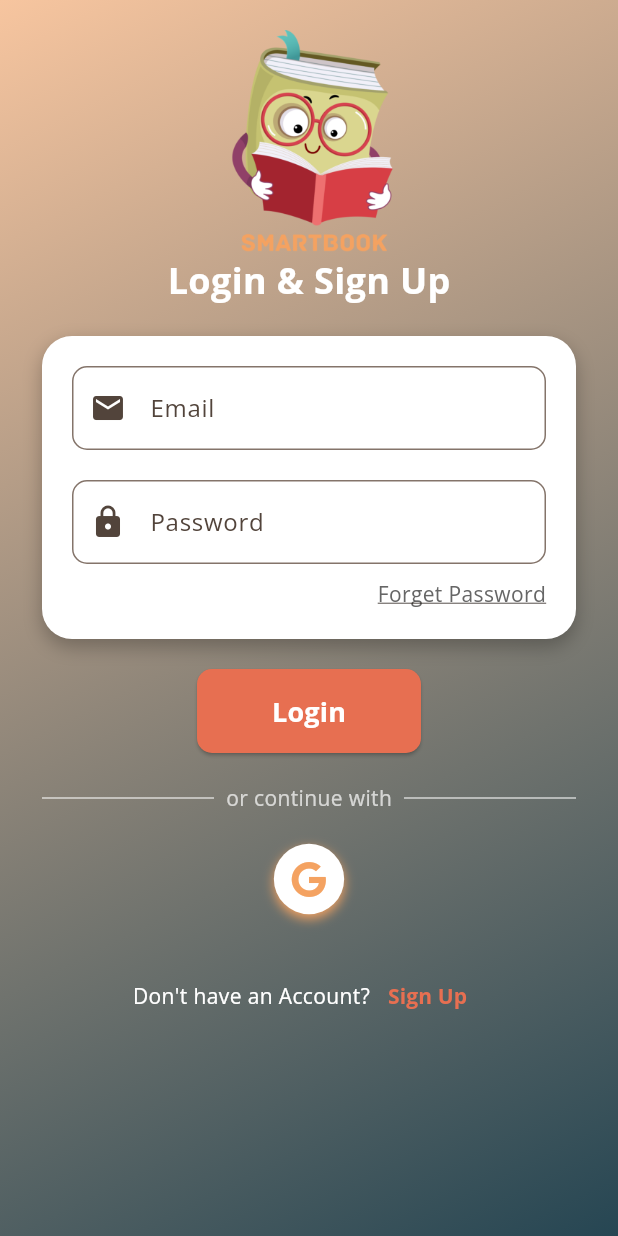
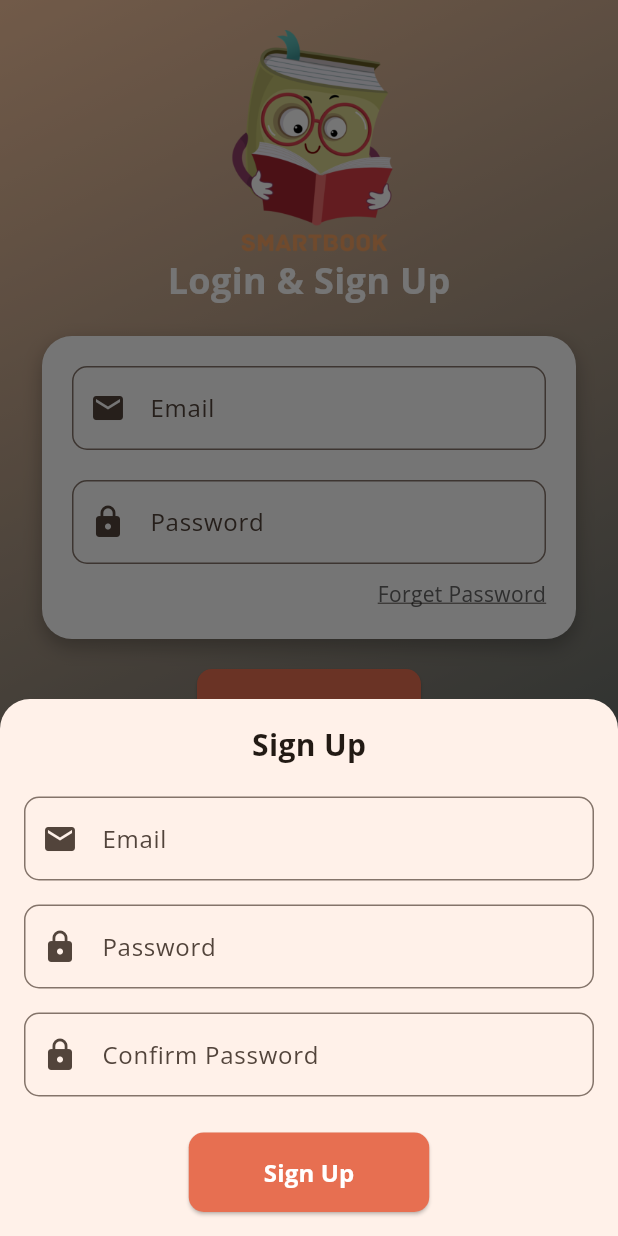
Before and after one commit to KaozhiChen/book_review_app, a Flutter app: the LoginPage screen opened by its route, after a tap on "Sign Up", on a phone screen of 412 x 824 dp. Run offline on Flutter 3.47's test engine with Material 3 defaults, Android fonts, the light colour scheme and no system bars; our stand-ins replace font_awesome_flutter, go_router, video_player.

Commit message:
implement the layout of sign up bottom sheet

```diff
--- a/lib/pages/login_page.dart
+++ b/lib/pages/login_page.dart
@@ -1,6 +1,8 @@
 import 'package:book_review_app/theme/colors.dart';
 import 'package:flutter/material.dart';
 import 'package:font_awesome_flutter/font_awesome_flutter.dart';
+
+import 'sign_up_page.dart';
 
 class LoginPage extends StatefulWidget {
   const LoginPage({super.key});
@@ -10,6 +12,20 @@ class LoginPage extends StatefulWidget {
 }
 
 class _LoginPageState extends State<LoginPage> {
+  // display sign up page
+  void _showSignUpBottomSheet(BuildContext context) {
+    showModalBottomSheet(
+      context: context,
+      isScrollControlled: true,
+      shape: const RoundedRectangleBorder(
+        borderRadius: BorderRadius.vertical(top: Radius.circular(20)),
+      ),
+      builder: (BuildContext context) {
+        return const SignUpPage();
+      },
+    );
+  }
+
   @override
   Widget build(BuildContext context) {
     return Scaffold(
@@ -199,7 +215,7 @@ class _LoginPageState extends State<LoginPage> {
                       ),
                       TextButton(
                         onPressed: () {
-                          // todo
+                          _showSignUpBottomSheet(context);
                         },
                         child: const Text(
                           'Sign Up',
--- /dev/null
+++ b/lib/pages/sign_up_page.dart
@@ -0,0 +1,93 @@
+import 'package:book_review_app/theme/colors.dart';
+import 'package:flutter/material.dart';
+
+class SignUpPage extends StatelessWidget {
+  const SignUpPage({super.key});
+
+  @override
+  Widget build(BuildContext context) {
+    return Padding(
+      padding: EdgeInsets.only(
+        left: 16,
+        right: 16,
+        top: 16,
+        bottom: MediaQuery.of(context).viewInsets.bottom + 16,
+      ),
+      child: Column(
+        mainAxisSize: MainAxisSize.min,
+        crossAxisAlignment: CrossAxisAlignment.start,
+        children: [
+          const Center(
+            child: Text(
+              'Sign Up',
+              style: TextStyle(
+                fontSize: 20,
+                fontWeight: FontWeight.bold,
+              ),
+            ),
+          ),
+          const SizedBox(height: 20),
+          // Email TextField
+          TextField(
+            decoration: InputDecoration(
+              labelText: 'Email',
+              prefixIcon: const Icon(Icons.mail),
+              border: OutlineInputBorder(
+                borderRadius: BorderRadius.circular(10),
+              ),
+            ),
+          ),
+          const SizedBox(height: 16),
+          // Password TextField
+          TextField(
+            obscureText: true,
+            decoration: InputDecoration(
+              labelText: 'Password',
+              prefixIcon: const Icon(Icons.lock),
+              border: OutlineInputBorder(
+                borderRadius: BorderRadius.circular(10),
+              ),
+            ),
+          ),
+          const SizedBox(height: 16),
+          // Confirm Password TextField
+          TextField(
+            obscureText: true,
+            decoration: InputDecoration(
+              labelText: 'Confirm Password',
+              prefixIcon: const Icon(Icons.lock),
+              border: OutlineInputBorder(
+                borderRadius: BorderRadius.circular(10),
+              ),
+            ),
+          ),
+          const SizedBox(height: 24),
+          // Sign Up Button
+          Center(
+            child: ElevatedButton(
+              onPressed: () {
+                // TODO: sign up
+              },
+              style: ElevatedButton.styleFrom(
+                padding:
+                    const EdgeInsets.symmetric(horizontal: 50, vertical: 15),
+                backgroundColor: secondaryColor,
+                shape: RoundedRectangleBorder(
+                  borderRadius: BorderRadius.circular(10),
+                ),
+              ),
+              child: const Text(
+                'Sign Up',
+                style: TextStyle(
+                  fontSize: 16,
+                  fontWeight: FontWeight.bold,
+                  color: Colors.white,
+                ),
+              ),
+            ),
+          ),
+        ],
+      ),
+    );
+  }
+}
--- a/lib/pages/signup_page.dart
+++ /dev/null
@@ -1,15 +0,0 @@
-import 'package:flutter/material.dart';
-
-class SignupPage extends StatefulWidget {
-  const SignupPage({super.key});
-
-  @override
-  State<SignupPage> createState() => _SignupPageState();
-}
-
-class _SignupPageState extends State<SignupPage> {
-  @override
-  Widget build(BuildContext context) {
-    return const Text('Signup');
-  }
-}
```
